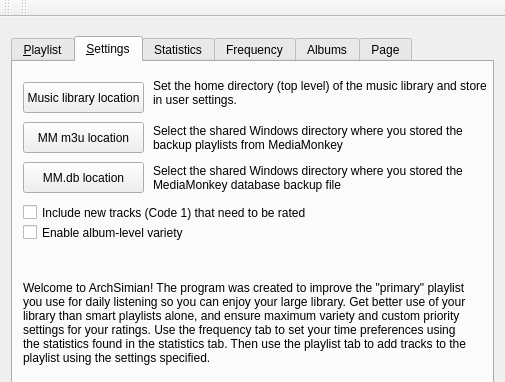
First picture: the form in archsimian.ui, repository Harpo3/archsimian, before the edit; both pictures show x 0 to 505 and y 0 to 382 of the 505 by 677 pixel window.
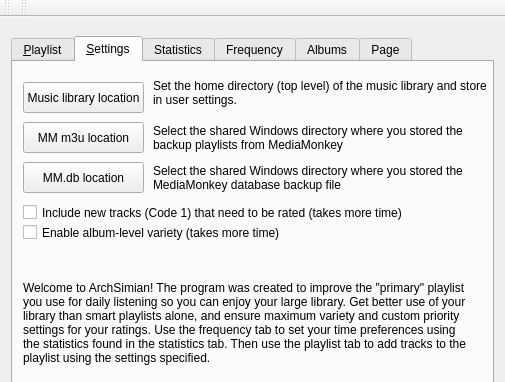
Second picture: the form after the edit. The open tabs and pages were chosen to show the change. Icons and pictures are not drawn.

Commit message: Fixed 'select playlist' function and minor change to gui

Patch:
```diff
--- a/archsimian.ui
+++ b/archsimian.ui
@@ -547,7 +547,7 @@
          <rect>
           <x>10</x>
           <y>140</y>
-          <width>291</width>
+          <width>381</width>
           <height>21</height>
          </rect>
         </property>
@@ -555,7 +555,7 @@
          <string>&lt;html&gt;&lt;head/&gt;&lt;body&gt;&lt;p&gt;Any tracks in the library rated as 1 star are treated as new and unrated. Set frequency in the Playlist tab if this is enabled.&lt;/p&gt;&lt;/body&gt;&lt;/html&gt;</string>
         </property>
         <property name="text">
-         <string>Include new tracks (Code 1) that need to be rated</string>
+         <string>Include new tracks (Code 1) that need to be rated (takes more time)</string>
         </property>
         <property name="checked">
          <bool>false</bool>
@@ -580,7 +580,7 @@
          <string extracomment="Enables the tab 'Albums' and adds album-level variety to playlist selections. You may need to restart to enable tab">Enables the tab 'Albums' and adds album-level variety to playlist selections. You may need to restart to enable tab</string>
         </property>
         <property name="text">
-         <string>Enable album-level variety</string>
+         <string>Enable album-level variety (takes more time)</string>
         </property>
        </widget>
       </widget>
```
Left out of the diff: 2 changed lines with no effect on the pictures. The commit also changes 1 other file.
